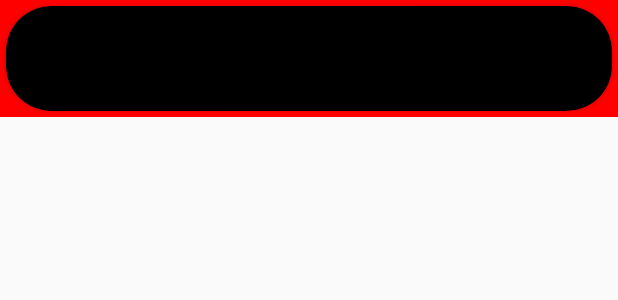
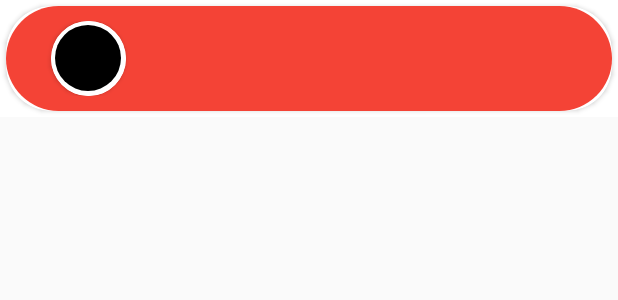
Before and after one commit to shiva2206/Moon---dating-app, an Android app: the layout adap_topper.xml on its own in the app's theme, with its tools: preview values and no code run, on a phone screen of 412 x 824 dp. Shown: the top 300 px of the screen. Run offline under Robolectric (Android 15) with nearby library versions, the phone set to English and light mode, and no system bars.

Commit message:
changed mutaladcridfri

```diff
--- a/HoneyMoon/app/src/main/res/layout/activity_mutualfoll.xml
+++ b/HoneyMoon/app/src/main/res/layout/activity_mutualfoll.xml
@@ -33,7 +33,8 @@
                     android:layout_width="wrap_content"
                     android:layout_height="wrap_content"
                     android:layout_centerVertical="true"
-                    android:background="@color/black"
+                    android:background="@color/red"
+                    android:layout_centerHorizontal="true"
                     android:text=""
                     android:textAlignment="center"
                     android:textAllCaps="true"
--- a/HoneyMoon/app/src/main/res/layout/adap_topper.xml
+++ b/HoneyMoon/app/src/main/res/layout/adap_topper.xml
@@ -3,12 +3,12 @@
     android:layout_width="match_parent"
     android:layout_height="wrap_content"
     xmlns:app="http://schemas.android.com/apk/res-auto"
-    android:background="@color/red"
+    android:background="@color/white"
     >
     <androidx.cardview.widget.CardView
         android:layout_width="match_parent"
         android:layout_height="wrap_content"
-        android:backgroundTint="@color/black"
+
         android:id="@+id/cdmess"
         android:elevation="100dp"
         app:cardCornerRadius="30dp"
@@ -18,7 +18,8 @@
             android:id="@+id/messrl"
             android:layout_width="match_parent"
             android:layout_height="wrap_content"
-            android:padding="10dp">
+            android:padding="10dp"
+            android:background="@drawable/solidrect">
             <TextView
                 android:layout_width="20dp"
                 android:layout_height="wrap_content"
@@ -33,7 +34,7 @@
             <androidx.cardview.widget.CardView
                 android:layout_width="50dp"
                 android:layout_height="50dp"
-                android:backgroundTint="@color/black"
+                android:backgroundTint="@color/white"
                 app:cardCornerRadius="100dp"
                 android:layout_toRightOf="@id/lp"
                 android:layout_centerVertical="true"
@@ -41,7 +42,7 @@
                 <de.hdodenhof.circleimageview.CircleImageView
                     android:layout_width="match_parent"
                     android:layout_height="match_parent"
-                    android:background="@color/black"
+                    android:background="@color/white"
                     android:id="@+id/cardview">
 
                 </de.hdodenhof.circleimageview.CircleImageView>
--- a/HoneyMoon/app/src/main/res/layout/fragment_foladmcrufrimat.xml
+++ b/HoneyMoon/app/src/main/res/layout/fragment_foladmcrufrimat.xml
@@ -4,7 +4,7 @@
     android:layout_height="match_parent"
     xmlns:app="http://schemas.android.com/apk/res-auto"
     tools:context="fragment.foladmcrufrimat"
-    android:background="@color/red">
+    android:background="@color/white">
 
 
     <TextView
```
Also changed, not shown: HoneyMoon/app/src/main/res/layout/fragment_toppers.xml (+4 -5 lines).
